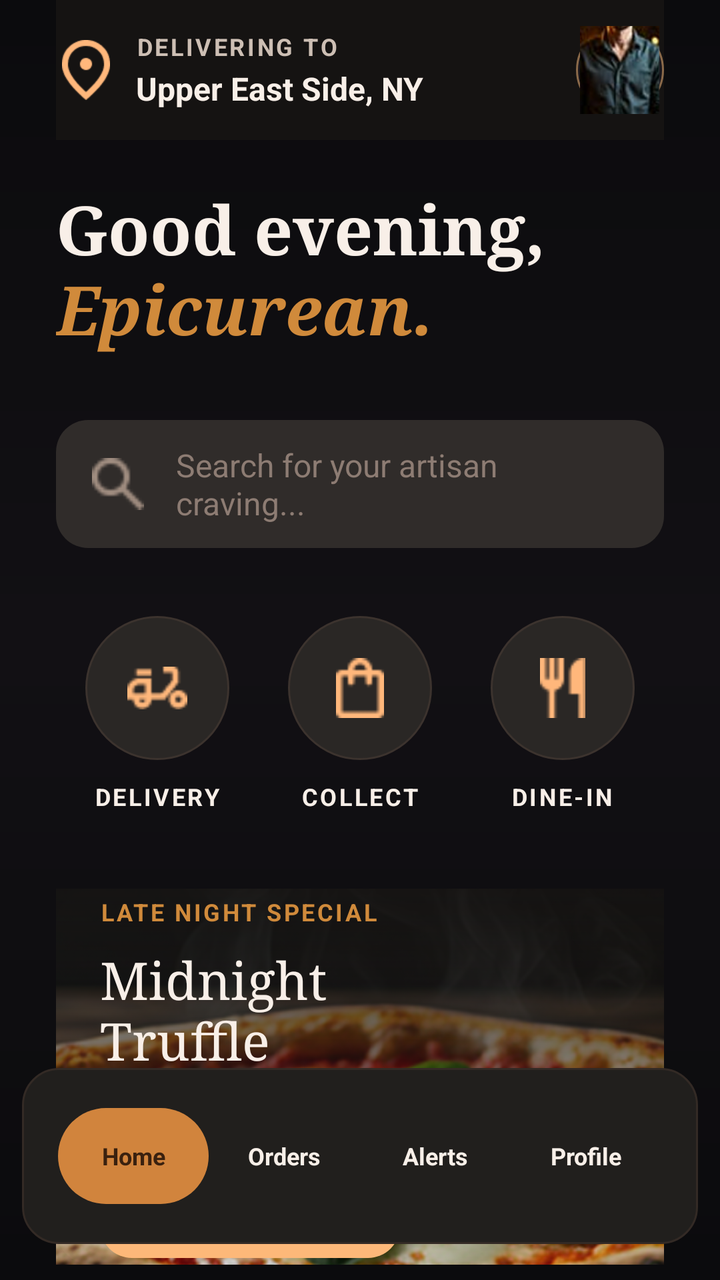
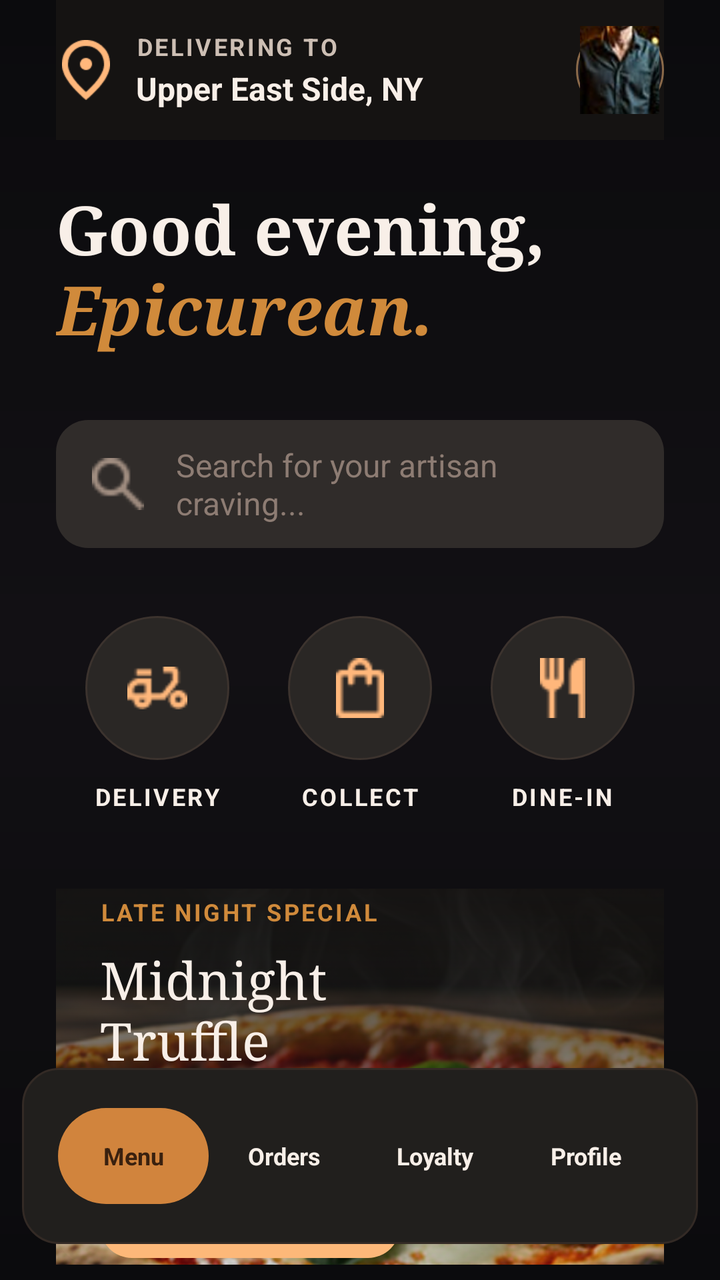

An Android layout rendered at two revisions. The XML below is the earlier revision; the diff shows what the commit changed to produce the second picture.
<!-- AndroidManifest.xml: application theme Theme.PizzaTime -->
<!-- res/layout/fragment_customer_home.xml -->
<?xml version="1.0" encoding="utf-8"?>
<FrameLayout xmlns:android="http://schemas.android.com/apk/res/android"
    android:id="@+id/customerHomeRoot"
    android:layout_width="match_parent"
    android:layout_height="match_parent"
    android:background="@drawable/bg_app_dark">

    <ScrollView
        android:id="@+id/homeScroll"
        android:layout_width="match_parent"
        android:layout_height="match_parent"
        android:clipToPadding="false"
        android:overScrollMode="never"
        android:paddingBottom="112dp"
        android:scrollbars="none">

        <LinearLayout
            android:id="@+id/homeContent"
            android:layout_width="match_parent"
            android:layout_height="wrap_content"
            android:orientation="vertical"
            android:paddingStart="28dp"
            android:paddingEnd="28dp"
            android:paddingBottom="24dp">

            <LinearLayout
                android:id="@+id/homeTopBar"
                android:layout_width="match_parent"
                android:layout_height="70dp"
                android:background="@drawable/bg_home_header"
                android:gravity="center_vertical"
                android:orientation="horizontal">

                <ImageView
                    android:id="@+id/imgHomeLocation"
                    android:layout_width="30dp"
                    android:layout_height="30dp"
                    android:contentDescription="@string/welcome_location_label"
                    android:src="@drawable/ic_location" />

                <LinearLayout
                    android:layout_width="0dp"
                    android:layout_height="wrap_content"
                    android:layout_marginStart="10dp"
                    android:layout_weight="1"
                    android:orientation="vertical">

                    <TextView
                        android:id="@+id/tvDeliveringTo"
                        android:layout_width="wrap_content"
                        android:layout_height="wrap_content"
                        android:letterSpacing="0.10"
                        android:text="@string/home_delivering_to"
                        android:textColor="@color/pt_text_secondary"
                        android:textSize="12sp"
                        android:textStyle="bold" />

                    <TextView
                        android:id="@+id/tvHomeLocation"
                        android:layout_width="wrap_content"
                        android:layout_height="wrap_content"
                        android:layout_marginTop="2dp"
                        android:text="@string/home_location"
                        android:textColor="@color/pt_text_primary"
                        android:textSize="16sp"
                        android:textStyle="bold" />

                </LinearLayout>

                <ImageView
                    android:id="@+id/imgHomeAvatar"
                    android:layout_width="44dp"
                    android:layout_height="44dp"
                    android:background="@drawable/bg_avatar_circle"
                    android:contentDescription="@string/home_avatar_content_description"
                    android:padding="2dp"
                    android:scaleType="centerCrop"
                    android:src="@drawable/bg_avatar" />

            </LinearLayout>

            <TextView
                android:id="@+id/tvGreetingOne"
                android:layout_width="match_parent"
                android:layout_height="wrap_content"
                android:layout_marginTop="26dp"
                android:fontFamily="serif"
                android:includeFontPadding="false"
                android:text="@string/home_greeting_line_1"
                android:textColor="@color/pt_text_primary"
                android:textSize="34sp"
                android:textStyle="bold" />

            <TextView
                android:id="@+id/tvGreetingTwo"
                android:layout_width="match_parent"
                android:layout_height="wrap_content"
                android:fontFamily="serif"
                android:includeFontPadding="false"
                android:text="@string/home_greeting_line_2"
                android:textColor="@color/pt_gold"
                android:textSize="34sp"
                android:textStyle="italic|bold" />

            <LinearLayout
                android:id="@+id/searchBar"
                android:layout_width="match_parent"
                android:layout_height="64dp"
                android:layout_marginTop="34dp"
                android:background="@drawable/bg_input_round_dark"
                android:gravity="center_vertical"
                android:orientation="horizontal"
                android:paddingStart="18dp"
                android:paddingEnd="18dp">

                <ImageView
                    android:layout_width="26dp"
                    android:layout_height="26dp"
                    android:contentDescription="@string/home_search_hint"
                    android:src="@drawable/ic_search" />

                <TextView
                    android:id="@+id/tvSearchHint"
                    android:layout_width="0dp"
                    android:layout_height="wrap_content"
                    android:layout_marginStart="16dp"
                    android:layout_weight="1"
                    android:text="@string/home_search_hint"
                    android:textColor="@color/pt_text_muted"
                    android:textSize="16sp" />

            </LinearLayout>

            <LinearLayout
                android:id="@+id/serviceRow"
                android:layout_width="match_parent"
                android:layout_height="wrap_content"
                android:layout_marginTop="34dp"
                android:gravity="center"
                android:orientation="horizontal">

                <LinearLayout
                    android:layout_width="0dp"
                    android:layout_height="wrap_content"
                    android:layout_weight="1"
                    android:gravity="center"
                    android:orientation="vertical">

                    <FrameLayout
                        android:layout_width="72dp"
                        android:layout_height="72dp"
                        android:background="@drawable/bg_circle_dark_icon">

                        <ImageView
                            android:layout_width="30dp"
                            android:layout_height="30dp"
                            android:layout_gravity="center"
                            android:contentDescription="@string/home_service_delivery"
                            android:src="@drawable/ic_delivery" />

                    </FrameLayout>

                    <TextView
                        android:layout_width="wrap_content"
                        android:layout_height="wrap_content"
                        android:layout_marginTop="10dp"
                        android:letterSpacing="0.10"
                        android:text="@string/home_service_delivery"
                        android:textColor="@color/pt_text_primary"
                        android:textSize="12sp"
                        android:textStyle="bold" />

                </LinearLayout>

                <LinearLayout
                    android:layout_width="0dp"
                    android:layout_height="wrap_content"
                    android:layout_weight="1"
                    android:gravity="center"
                    android:orientation="vertical">

                    <FrameLayout
                        android:layout_width="72dp"
                        android:layout_height="72dp"
                        android:background="@drawable/bg_circle_dark_icon">

                        <ImageView
                            android:layout_width="30dp"
                            android:layout_height="30dp"
                            android:layout_gravity="center"
                            android:contentDescription="@string/home_service_collect"
                            android:src="@drawable/ic_collect" />

                    </FrameLayout>

                    <TextView
                        android:layout_width="wrap_content"
                        android:layout_height="wrap_content"
                        android:layout_marginTop="10dp"
                        android:letterSpacing="0.10"
                        android:text="@string/home_service_collect"
                        android:textColor="@color/pt_text_primary"
                        android:textSize="12sp"
                        android:textStyle="bold" />

                </LinearLayout>

                <LinearLayout
                    android:layout_width="0dp"
                    android:layout_height="wrap_content"
                    android:layout_weight="1"
                    android:gravity="center"
                    android:orientation="vertical">

                    <FrameLayout
                        android:layout_width="72dp"
                        android:layout_height="72dp"
                        android:background="@drawable/bg_circle_dark_icon">

                        <ImageView
                            android:layout_width="30dp"
                            android:layout_height="30dp"
                            android:layout_gravity="center"
                            android:contentDescription="@string/home_service_dine_in"
                            android:src="@drawable/ic_dine_in" />

                    </FrameLayout>

                    <TextView
                        android:layout_width="wrap_content"
                        android:layout_height="wrap_content"
                        android:layout_marginTop="10dp"
                        android:letterSpacing="0.10"
                        android:text="@string/home_service_dine_in"
                        android:textColor="@color/pt_text_primary"
                        android:textSize="12sp"
                        android:textStyle="bold" />

                </LinearLayout>

            </LinearLayout>

            <FrameLayout
                android:id="@+id/promoCard"
                android:layout_width="match_parent"
                android:layout_height="188dp"
                android:layout_marginTop="38dp"
                android:background="@drawable/bg_home_promo_card">

                <ImageView
                    android:id="@+id/imgPromoPizza"
                    android:layout_width="match_parent"
                    android:layout_height="match_parent"
                    android:alpha="0.82"
                    android:contentDescription="@string/home_promo_title"
                    android:scaleType="centerCrop"
                    android:src="@drawable/img_welcome_hero" />

                <View
                    android:layout_width="match_parent"
                    android:layout_height="match_parent"
                    android:background="@drawable/bg_image_scrim_bottom" />

                <LinearLayout
                    android:layout_width="190dp"
                    android:layout_height="match_parent"
                    android:gravity="center_vertical"
                    android:orientation="vertical"
                    android:paddingStart="22dp"
                    android:paddingEnd="12dp">

                    <TextView
                        android:layout_width="wrap_content"
                        android:layout_height="wrap_content"
                        android:letterSpacing="0.10"
                        android:text="@string/home_promo_label"
                        android:textColor="@color/pt_gold"
                        android:textSize="12sp"
                        android:textStyle="bold" />

                    <TextView
                        android:layout_width="match_parent"
                        android:layout_height="wrap_content"
                        android:layout_marginTop="12dp"
                        android:fontFamily="serif"
                        android:includeFontPadding="false"
                        android:text="@string/home_promo_title"
                        android:textColor="@color/pt_text_primary"
                        android:textSize="26sp" />

                    <TextView
                        android:layout_width="150dp"
                        android:layout_height="46dp"
                        android:layout_marginTop="16dp"
                        android:background="@drawable/bg_button_primary_light"
                        android:gravity="center"
                        android:letterSpacing="0.10"
                        android:text="@string/home_promo_button"
                        android:textColor="@color/pt_text_dark"
                        android:textSize="13sp"
                        android:textStyle="bold" />

                </LinearLayout>

            </FrameLayout>

            <HorizontalScrollView
                android:id="@+id/categoryScroll"
                android:layout_width="match_parent"
                android:layout_height="wrap_content"
                android:layout_marginTop="30dp"
                android:overScrollMode="never"
                android:scrollbars="none">

                <LinearLayout
                    android:layout_width="wrap_content"
                    android:layout_height="wrap_content"
                    android:orientation="horizontal">

                    <TextView
                        android:layout_width="96dp"
                        android:layout_height="42dp"
                        android:background="@drawable/bg_chip_selected_gold"
                        android:gravity="center"
                        android:letterSpacing="0.10"
                        android:text="@string/home_category_pizza"
                        android:textColor="@color/pt_text_dark"
                        android:textSize="12sp"
                        android:textStyle="bold" />

                    <TextView
                        android:layout_width="112dp"
                        android:layout_height="42dp"
                        android:layout_marginStart="14dp"
                        android:background="@drawable/bg_chip_unselected_dark"
                        android:gravity="center"
                        android:letterSpacing="0.10"
                        android:text="@string/home_category_combo"
                        android:textColor="@color/pt_text_primary"
                        android:textSize="12sp"
                        android:textStyle="bold" />

                    <TextView
                        android:layout_width="112dp"
                        android:layout_height="42dp"
                        android:layout_marginStart="14dp"
                        android:background="@drawable/bg_chip_unselected_dark"
                        android:gravity="center"
                        android:letterSpacing="0.10"
                        android:text="@string/home_category_drinks"
                        android:textColor="@color/pt_text_primary"
                        android:textSize="12sp"
                        android:textStyle="bold" />

                    <TextView
                        android:layout_width="112dp"
                        android:layout_height="42dp"
                        android:layout_marginStart="14dp"
                        android:background="@drawable/bg_chip_unselected_dark"
                        android:gravity="center"
                        android:letterSpacing="0.10"
                        android:text="@string/home_category_dessert"
                        android:textColor="@color/pt_text_primary"
                        android:textSize="12sp"
                        android:textStyle="bold" />

                </LinearLayout>

            </HorizontalScrollView>

            <LinearLayout
                android:layout_width="match_parent"
                android:layout_height="wrap_content"
                android:layout_marginTop="36dp"
                android:gravity="center_vertical"
                android:orientation="horizontal">

                <TextView
                    android:layout_width="0dp"
                    android:layout_height="wrap_content"
                    android:layout_weight="1"
                    android:fontFamily="serif"
                    android:includeFontPadding="false"
                    android:text="@string/home_best_sellers"
                    android:textColor="@color/pt_text_primary"
                    android:textSize="28sp"
                    android:textStyle="bold" />

                <TextView
                    android:layout_width="wrap_content"
                    android:layout_height="wrap_content"
                    android:letterSpacing="0.08"
                    android:text="@string/home_see_all"
                    android:textColor="@color/pt_gold"
                    android:textSize="12sp"
                    android:textStyle="bold" />

            </LinearLayout>

            <HorizontalScrollView
                android:id="@+id/bestSellerScroll"
                android:layout_width="match_parent"
                android:layout_height="wrap_content"
                android:layout_marginTop="18dp"
                android:clipToPadding="false"
                android:overScrollMode="never"
                android:scrollbars="none">

                <LinearLayout
                    android:id="@+id/bestSellerContainer"
                    android:layout_width="wrap_content"
                    android:layout_height="wrap_content"
                    android:orientation="horizontal" />

            </HorizontalScrollView>

            <LinearLayout
                android:layout_width="match_parent"
                android:layout_height="wrap_content"
                android:layout_marginTop="36dp"
                android:gravity="center_vertical"
                android:orientation="horizontal">

                <TextView
                    android:layout_width="0dp"
                    android:layout_height="wrap_content"
                    android:layout_weight="1"
                    android:fontFamily="serif"
                    android:includeFontPadding="false"
                    android:text="@string/home_chef_selection"
                    android:textColor="@color/pt_text_primary"
                    android:textSize="28sp"
                    android:textStyle="bold" />

                <TextView
                    android:layout_width="wrap_content"
                    android:layout_height="wrap_content"
                    android:letterSpacing="0.08"
                    android:text="@string/home_see_all"
                    android:textColor="@color/pt_gold"
                    android:textSize="12sp"
                    android:textStyle="bold" />

            </LinearLayout>

            <HorizontalScrollView
                android:id="@+id/chefSelectionScroll"
                android:layout_width="match_parent"
                android:layout_height="wrap_content"
                android:layout_marginTop="18dp"
                android:clipToPadding="false"
                android:overScrollMode="never"
                android:scrollbars="none">

                <LinearLayout
                    android:id="@+id/chefSelectionContainer"
                    android:layout_width="wrap_content"
                    android:layout_height="wrap_content"
                    android:orientation="horizontal" />

            </HorizontalScrollView>

        </LinearLayout>

    </ScrollView>

    <include
        android:id="@+id/bottomNav"
        layout="@layout/layout_customer_bottom_nav"
        android:layout_width="match_parent"
        android:layout_height="88dp"
        android:layout_gravity="bottom"
        android:layout_marginStart="11dp"
        android:layout_marginEnd="11dp"
        android:layout_marginBottom="18dp" />

</FrameLayout>
<!-- res/layout/layout_customer_bottom_nav.xml (included above) -->
<?xml version="1.0" encoding="utf-8"?>
<LinearLayout xmlns:android="http://schemas.android.com/apk/res/android"
    android:id="@+id/bottomNavRoot"
    android:layout_width="match_parent"
    android:layout_height="88dp"
    android:background="@drawable/bg_bottom_nav"
    android:gravity="center"
    android:orientation="horizontal"
    android:paddingStart="18dp"
    android:paddingEnd="18dp">

    <TextView
        android:id="@+id/navHome"
        android:layout_width="0dp"
        android:layout_height="48dp"
        android:layout_weight="1"
        android:background="@drawable/bg_bottom_nav_item_selected"
        android:gravity="center"
        android:text="@string/home_nav_home"
        android:textColor="@color/pt_text_dark"
        android:textSize="12sp"
        android:textStyle="bold" />

    <TextView
        android:id="@+id/navOrders"
        android:layout_width="0dp"
        android:layout_height="48dp"
        android:layout_weight="1"
        android:gravity="center"
        android:text="@string/home_nav_orders"
        android:textColor="@color/pt_text_primary"
        android:textSize="12sp"
        android:textStyle="bold" />

    <TextView
        android:id="@+id/navAlerts"
        android:layout_width="0dp"
        android:layout_height="48dp"
        android:layout_weight="1"
        android:gravity="center"
        android:text="@string/home_nav_alerts"
        android:textColor="@color/pt_text_primary"
        android:textSize="12sp"
        android:textStyle="bold" />

    <TextView
        android:id="@+id/navProfile"
        android:layout_width="0dp"
        android:layout_height="48dp"
        android:layout_weight="1"
        android:gravity="center"
        android:text="@string/home_nav_profile"
        android:textColor="@color/pt_text_primary"
        android:textSize="12sp"
        android:textStyle="bold" />

</LinearLayout>
<!-- resources referenced by this layout -->
<resources>
  <color name="pt_gold">#D08A3B</color>
  <color name="pt_text_dark">#3A210F</color>
  <color name="pt_text_muted">#8D7C73</color>
  <color name="pt_text_primary">#F8EFE8</color>
  <color name="pt_text_secondary">#CDBFB4</color>
  <!-- drawable bg_bottom_nav (drawable) -->
  ﻿<shape xmlns:android="http://schemas.android.com/apk/res/android">
      <corners android:radius="18dp" />
      <solid android:color="#211F1D" />
      <stroke
          android:width="1dp"
          android:color="#332A25" />
  </shape>
  <!-- drawable bg_bottom_nav_item_selected (drawable) -->
  ﻿<shape xmlns:android="http://schemas.android.com/apk/res/android">
      <corners android:radius="999dp" />
      <solid android:color="#D1843D" />
  </shape>
  <!-- drawable bg_button_primary_light (drawable) -->
  ﻿<shape xmlns:android="http://schemas.android.com/apk/res/android">
      <corners android:radius="16dp" />
      <solid android:color="#FDB879" />
  </shape>
  <!-- drawable bg_chip_selected_gold (drawable) -->
  ﻿<shape xmlns:android="http://schemas.android.com/apk/res/android">
      <corners android:radius="999dp" />
      <solid android:color="#D1843D" />
  </shape>
  <!-- drawable bg_chip_unselected_dark (drawable) -->
  ﻿<shape xmlns:android="http://schemas.android.com/apk/res/android">
      <corners android:radius="999dp" />
      <solid android:color="#211F1D" />
      <stroke
          android:width="1dp"
          android:color="#332A25" />
  </shape>
  <!-- drawable bg_circle_dark_icon (drawable) -->
  ﻿<shape xmlns:android="http://schemas.android.com/apk/res/android"
      android:shape="oval">
      <solid android:color="#2A2725" />
      <stroke
          android:width="1dp"
          android:color="#3C332E" />
  </shape>
  <!-- drawable bg_home_header (drawable) -->
  ﻿<shape xmlns:android="http://schemas.android.com/apk/res/android">
      <solid android:color="#151312" />
  </shape>
  <!-- drawable bg_input_round_dark (drawable) -->
  ﻿<shape xmlns:android="http://schemas.android.com/apk/res/android">
      <corners android:radius="16dp" />
      <solid android:color="#302C2A" />
  </shape>
  <string name="home_avatar_content_description">Customer avatar</string>
  <string name="home_best_sellers">Best Sellers</string>
  <string name="home_category_combo">COMBO</string>
  <string name="home_category_dessert">DESSERT</string>
  <string name="home_category_drinks">DRINKS</string>
  <string name="home_category_pizza">PIZZA</string>
  <string name="home_chef_selection">Chef\'s Selection</string>
  <string name="home_delivering_to">DELIVERING TO</string>
  <string name="home_greeting_line_1">Good evening,</string>
  <string name="home_greeting_line_2">Epicurean.</string>
  <string name="home_location">Upper East Side, NY</string>
  <string name="home_nav_alerts">Alerts</string>
  <string name="home_nav_home">Home</string>
  <string name="home_nav_orders">Orders</string>
  <string name="home_nav_profile">Profile</string>
  <string name="home_promo_button">RESERVE NOW</string>
  <string name="home_promo_label">LATE NIGHT SPECIAL</string>
  <string name="home_promo_title">Midnight Truffle\n&amp; Bubbles</string>
  <string name="home_search_hint">Search for your artisan craving...</string>
  <string name="home_see_all">SEE ALL</string>
  <string name="home_service_collect">COLLECT</string>
  <string name="home_service_delivery">DELIVERY</string>
  <string name="home_service_dine_in">DINE-IN</string>
  <string name="welcome_location_label">Location</string>
  <color name="pt_black">#0B0B0D</color>
  <color name="pt_dark">#121014</color>
  <color name="pt_dark_2">#1A171D</color>
  <color name="pt_stroke_gold">#8B6A4A</color>
  <color name="white">#FFFFFFFF</color>
  <color name="black">#FF000000</color>
  <!-- unchanged entries left out for length: 12 -->
</resources>

<!-- the commit's change to res/layout/fragment_customer_home.xml (unified diff, before → after) -->
@@ -460,7 +460,12 @@
 
             </HorizontalScrollView>
 
+            <View
+                android:layout_width="match_parent"
+                android:layout_height="90dp" />
+
         </LinearLayout>
+
 
     </ScrollView>
 
@@ -488,13 +493,16 @@
     android:paddingEnd="18dp">
 
     <TextView
-        android:id="@+id/navHome"
+        android:id="@+id/navMenu"
         android:layout_width="0dp"
         android:layout_height="48dp"
         android:layout_weight="1"
         android:background="@drawable/bg_bottom_nav_item_selected"
+        android:clickable="true"
+        android:focusable="true"
+        android:foreground="?attr/selectableItemBackground"
         android:gravity="center"
-        android:text="@string/home_nav_home"
+        android:text="@string/home_nav_menu"
         android:textColor="@color/pt_text_dark"
         android:textSize="12sp"
         android:textStyle="bold" />
@@ -504,6 +512,9 @@
         android:layout_width="0dp"
         android:layout_height="48dp"
         android:layout_weight="1"
+        android:clickable="true"
+        android:focusable="true"
+        android:foreground="?attr/selectableItemBackground"
         android:gravity="center"
         android:text="@string/home_nav_orders"
         android:textColor="@color/pt_text_primary"
@@ -511,12 +522,15 @@
         android:textStyle="bold" />
 
     <TextView
-        android:id="@+id/navAlerts"
+        android:id="@+id/navLoyalty"
         android:layout_width="0dp"
         android:layout_height="48dp"
         android:layout_weight="1"
+        android:clickable="true"
+        android:focusable="true"
+        android:foreground="?attr/selectableItemBackground"
         android:gravity="center"
-        android:text="@string/home_nav_alerts"
+        android:text="@string/home_nav_loyalty"
         android:textColor="@color/pt_text_primary"
         android:textSize="12sp"
         android:textStyle="bold" />
@@ -526,6 +540,9 @@
         android:layout_width="0dp"
         android:layout_height="48dp"
         android:layout_weight="1"
+        android:clickable="true"
+        android:focusable="true"
+        android:foreground="?attr/selectableItemBackground"
         android:gravity="center"
         android:text="@string/home_nav_profile"
         android:textColor="@color/pt_text_primary"
<!-- resource entries referenced after the edit -->
@@ -64,8 +64,8 @@
   <string name="home_greeting_line_1">Good evening,</string>
   <string name="home_greeting_line_2">Epicurean.</string>
   <string name="home_location">Upper East Side, NY</string>
-  <string name="home_nav_alerts">Alerts</string>
-  <string name="home_nav_home">Home</string>
+  <string name="home_nav_loyalty">Loyalty</string>
+  <string name="home_nav_menu">Menu</string>
   <string name="home_nav_orders">Orders</string>
   <string name="home_nav_profile">Profile</string>
   <string name="home_promo_button">RESERVE NOW</string>
